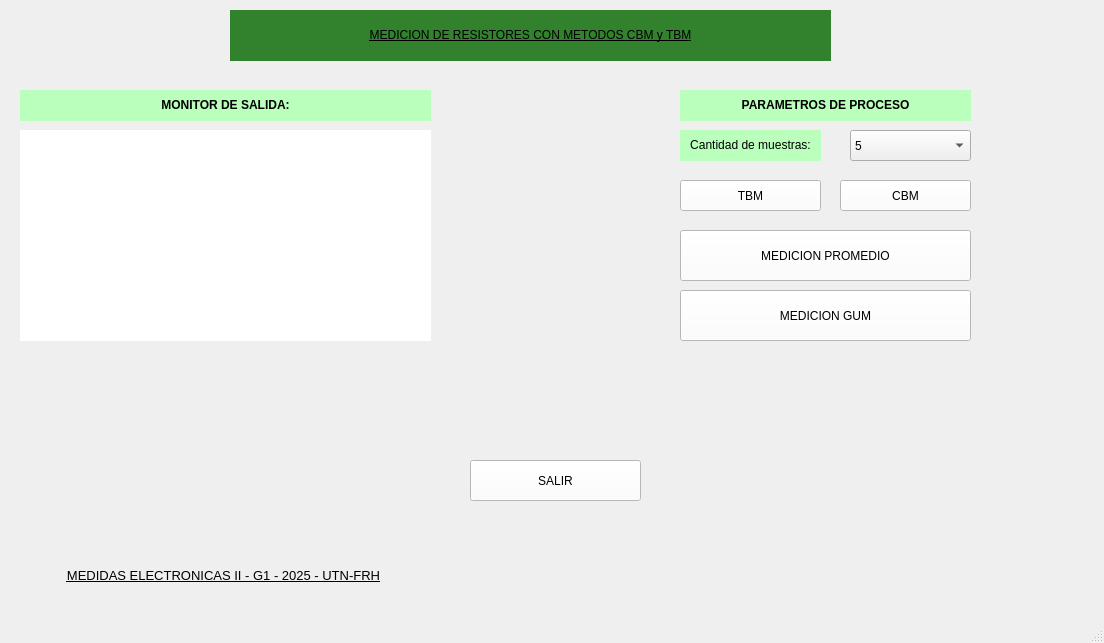
First picture: the form in Software/scr/main/MainWindow.ui, repository JoaCieri/ProyectoFinal2026, before the edit.
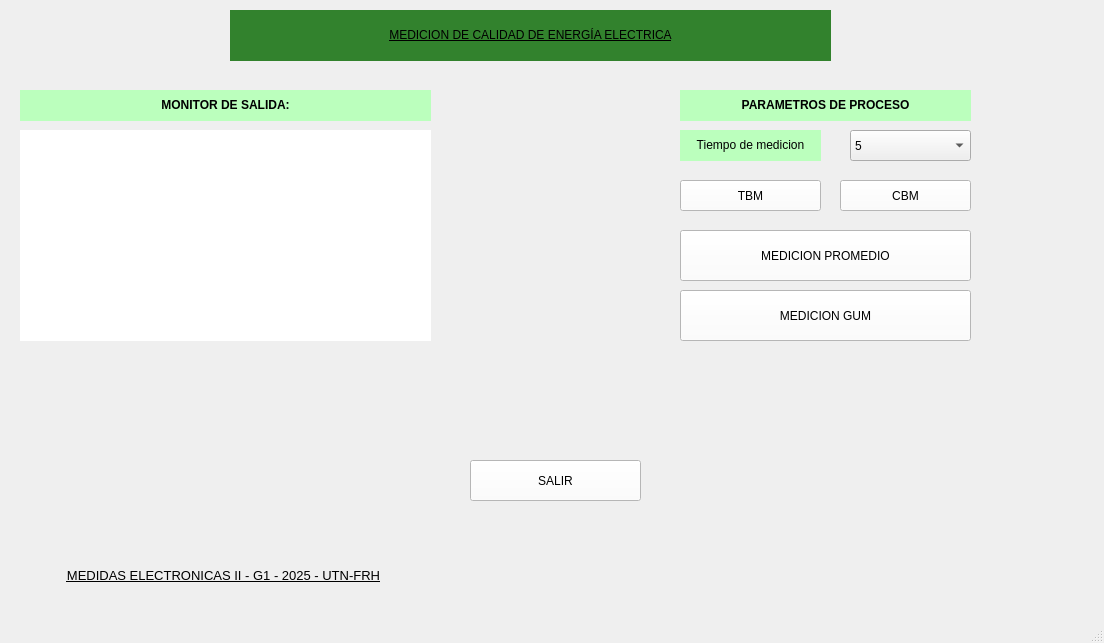
Second picture: the form after the edit. Icons and pictures are not drawn.

Diff of the .ui file:
```diff
--- a/Software/scr/main/MainWindow.ui
+++ b/Software/scr/main/MainWindow.ui
@@ -32,7 +32,7 @@
 background-color: rgb(50, 130, 45);</string>
     </property>
     <property name="text">
-     <string>&lt;html&gt;&lt;head/&gt;&lt;body&gt;&lt;p align=&quot;center&quot;&gt;MEDICION DE RESISTORES CON METODOS CBM y TBM&lt;/p&gt;&lt;/body&gt;&lt;/html&gt;</string>
+     <string>&lt;html&gt;&lt;head/&gt;&lt;body&gt;&lt;p align=&quot;center&quot;&gt;MEDICION DE CALIDAD DE ENERGÍA ELECTRICA&lt;/p&gt;&lt;/body&gt;&lt;/html&gt;</string>
     </property>
    </widget>
    <widget class="QLabel" name="label_6">
@@ -196,7 +196,7 @@
      <string notr="true">background-color: rgb(187, 255, 189);</string>
     </property>
     <property name="text">
-     <string>&lt;html&gt;&lt;head/&gt;&lt;body&gt;&lt;p align=&quot;center&quot;&gt;Cantidad de muestras:&lt;/p&gt;&lt;/body&gt;&lt;/html&gt;</string>
+     <string>&lt;html&gt;&lt;head/&gt;&lt;body&gt;&lt;p align=&quot;center&quot;&gt;Tiempo de medicion&lt;/p&gt;&lt;/body&gt;&lt;/html&gt;</string>
     </property>
    </widget>
    <widget class="QLabel" name="label_4">
```
Left out of the diff: 2 changed lines with no effect on the pictures.
